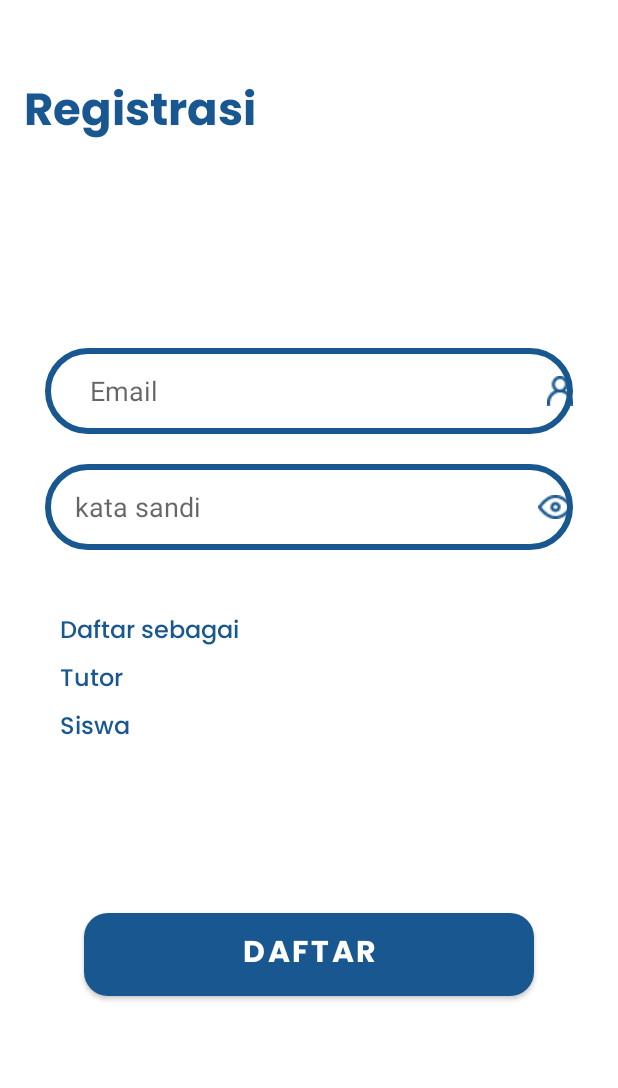
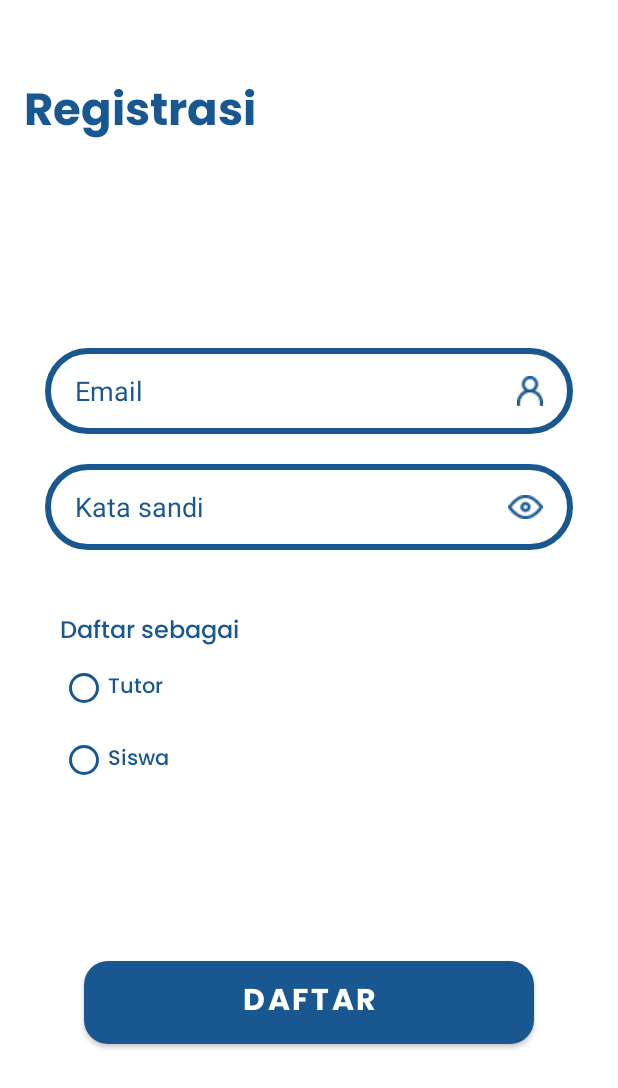
Before and after one commit to anjeliputeri/TeachSphere, an Android app: the registrasitutor screen opened directly, with no data from a screen before it, on a phone screen of 412 x 824 dp. Shown: the top 1088 px of the screen. Run offline under Robolectric (Android 15) with nearby library versions, the phone set to English and light mode, and no system bars.

Commit message:
fix sign in

```diff
--- a/app/src/main/res/layout/activity_registrasitutor.xml
+++ b/app/src/main/res/layout/activity_registrasitutor.xml
@@ -32,23 +32,23 @@
             android:layout_height="57dp"
             android:background="@drawable/button_outline"
             android:hint="Email"
-            android:textColor="@color/primarycolor"
-            android:paddingLeft="30dp"
+            android:textColorHint="@color/primarycolor"
+            android:paddingStart="20dp"
+            android:paddingEnd="20dp"
             android:id="@+id/edit_email"
-            android:drawableRight="@drawable/user"
-            android:drawablePadding="10dp"/>
+            android:drawableRight="@drawable/user"/>
 
         <EditText
             android:layout_width="match_parent"
             android:layout_height="57dp"
             android:background="@drawable/button_outline"
             android:layout_marginTop="20dp"
-            android:hint="kata sandi"
-            android:paddingLeft="20dp"
+            android:hint="Kata sandi"
+            android:paddingStart="20dp"
+            android:paddingEnd="20dp"
             android:id="@+id/edit_kata_sandi"
-            android:textColor="@color/primarycolor"
-            android:drawableRight="@drawable/password"
-            android:drawablePadding="10dp"/>
+            android:textColorHint="@color/primarycolor"
+            android:drawableRight="@drawable/password"/>
 
     </LinearLayout>
 
@@ -56,54 +56,62 @@
         android:id="@+id/pilihandaftar"
         android:layout_width="match_parent"
         android:layout_height="wrap_content"
+        android:layout_below="@id/linear"
+        android:layout_marginStart="30dp"
         android:layout_marginTop="1dp"
         android:orientation="vertical"
-    android:layout_below="@id/linear"
-        android:layout_marginStart="30dp"
         android:padding="10dp">
 
         <TextView
             android:id="@+id/daftarsebagai"
             android:layout_width="wrap_content"
             android:layout_height="wrap_content"
+            android:fontFamily="@font/poppins_medium"
             android:text="Daftar sebagai"
-            android:fontFamily="@font/poppins_medium"
-            android:textSize="16sp"
-            android:textColor="@color/primarycolor"/>
+            android:textColor="@color/primarycolor"
+            android:textSize="16sp" />
 
-        <TextView
+        <RadioGroup
+            android:id="@+id/rg_daftar"
+            android:layout_width="wrap_content"
+            android:layout_height="wrap_content">
+
+            <RadioButton
+                android:id="@+id/rb_tutor"
                 android:layout_width="wrap_content"
                 android:layout_height="wrap_content"
-            android:layout_marginTop="5dp"
+                android:buttonTint="@color/primarycolor"
+                android:checked="false"
+                android:fontFamily="@font/poppins_medium"
                 android:text="Tutor"
-            android:fontFamily="@font/poppins_medium"
-            android:textSize="16sp"
-            android:textColor="@color/primarycolor"/>
+                android:textColor="@color/primarycolor" />
 
-        <TextView
+            <RadioButton
+                android:id="@+id/rb_siswa"
                 android:layout_width="wrap_content"
                 android:layout_height="wrap_content"
-            android:layout_marginTop="5dp"
+                android:buttonTint="@color/primarycolor"
+                android:checked="false"
+                android:fontFamily="@font/poppins_medium"
                 android:text="Siswa"
-            android:fontFamily="@font/poppins_medium"
-            android:textSize="16sp"
-            android:textColor="@color/primarycolor"/>
+                android:textColor="@color/primarycolor" />
+        </RadioGroup>
 
 
     </LinearLayout>
 
     <Button
+        android:id="@+id/button_signinsiswa"
         android:layout_width="300dp"
         android:layout_height="wrap_content"
         android:layout_below="@+id/pilihandaftar"
+        android:layout_centerHorizontal="true"
+        android:layout_marginTop="100dp"
         android:background="@drawable/button_shape"
-        android:layout_marginTop="100dp"
+        android:fontFamily="@font/poppins_bold"
         android:text="DAFTAR"
-        android:fontFamily="@font/poppins_bold"
-        android:textSize="20dp"
         android:textColor="@color/buttoncolor"
-        android:layout_centerHorizontal="true"
-        android:id="@+id/button_signinsiswa">
+        android:textSize="20dp">
 
     </Button>
 
--- a/app/src/main/res/values/strings.xml
+++ b/app/src/main/res/values/strings.xml
@@ -1,4 +1,5 @@
 <resources>
     <string name="app_name">TeachSphere</string>
     <string name="masuk">Masuk</string>
+    <string name="buatAkun">Belum memiliki akun?<u>Buat sekarang</u></string>
 </resources>
```
Also changed, not shown: app/src/main/res/layout/activity_signin_siswa.xml (+17 -17 lines). Lines whose indentation alone changed are shown as unchanged.
